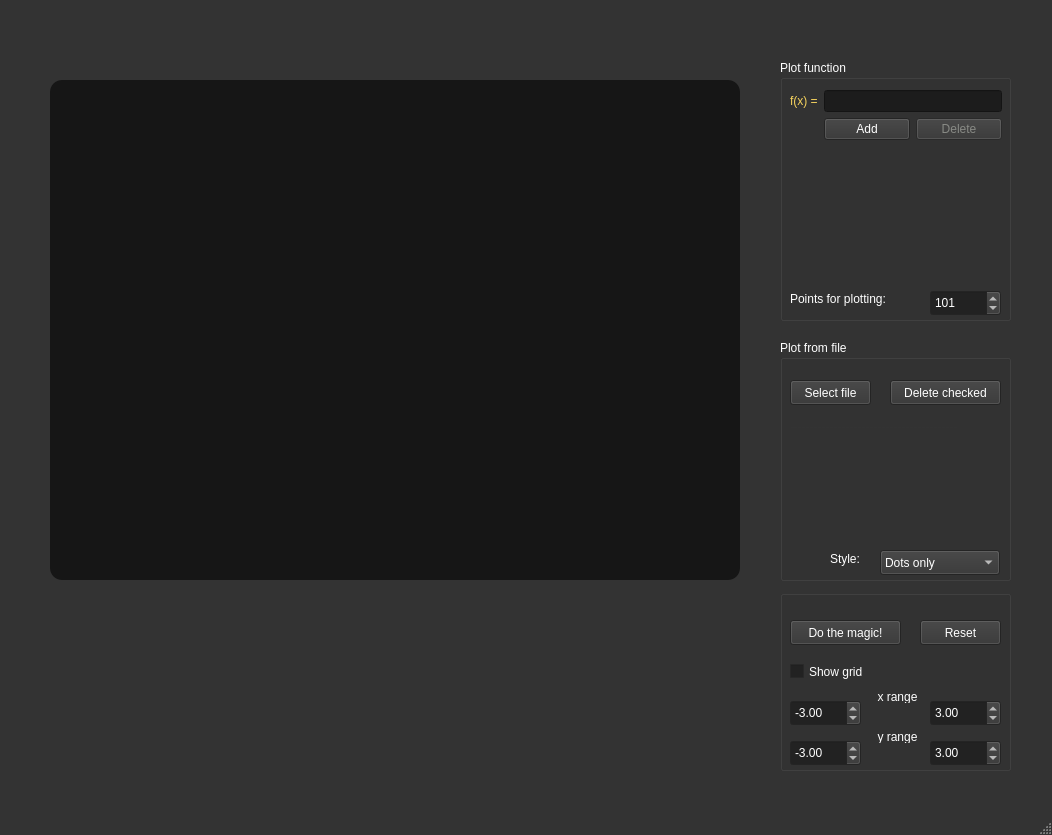
Qt form Shape_app/mainwindow.ui (pvujasic/Harry_Plotter) before a commit.
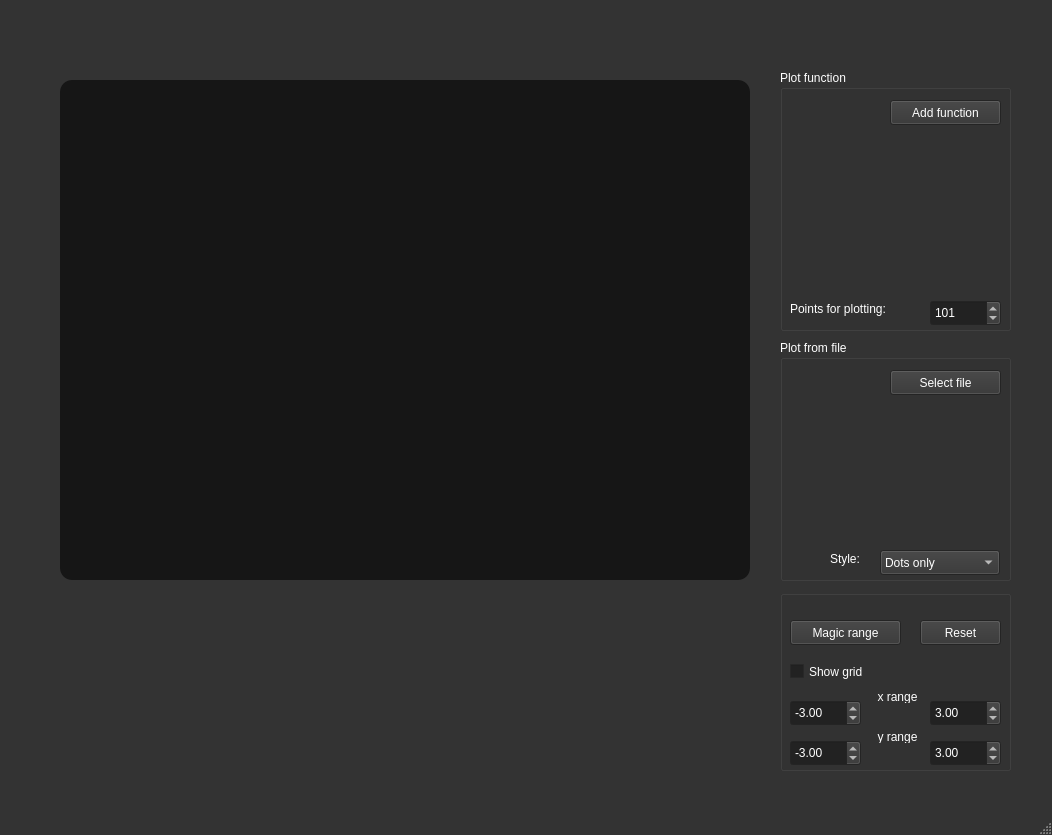
The same form after that commit. Icons and pictures are not drawn.

The edit to the form file:
```diff
--- a/Shape_app/mainwindow.ui
+++ b/Shape_app/mainwindow.ui
@@ -459,7 +459,7 @@
    <widget class="QGraphicsView" name="graphicsView">
     <property name="geometry">
      <rect>
-      <x>50</x>
+      <x>60</x>
       <y>80</y>
       <width>690</width>
       <height>500</height>
@@ -490,7 +490,7 @@
     <property name="geometry">
      <rect>
       <x>780</x>
-      <y>60</y>
+      <y>70</y>
       <width>231</width>
       <height>261</height>
      </rect>
@@ -530,294 +530,52 @@
       <string>Points for plotting:</string>
      </property>
     </widget>
-    <widget class="QWidget" name="formLayoutWidget_2">
+    <widget class="QPushButton" name="addFunction">
      <property name="geometry">
       <rect>
-       <x>10</x>
+       <x>110</x>
        <y>30</y>
-       <width>212</width>
-       <height>201</height>
+       <width>111</width>
+       <height>25</height>
       </rect>
      </property>
-     <layout class="QFormLayout" name="formLayout">
-      <item row="0" column="1">
-       <widget class="QLineEdit" name="functionEdit1">
-        <property name="styleSheet">
-         <string notr="true">color: #f5d25d;
-background-color: #1C1C1C;
-</string>
+     <property name="styleSheet">
+      <string notr="true"/>
+     </property>
+     <property name="text">
+      <string>Add function</string>
+     </property>
+    </widget>
+    <widget class="QWidget" name="verticalWidget_5" native="true">
+     <property name="geometry">
+      <rect>
+       <x>0</x>
+       <y>60</y>
+       <width>231</width>
+       <height>171</height>
+      </rect>
+     </property>
+     <layout class="QVBoxLayout" name="verticalLayout">
+      <item>
+       <layout class="QVBoxLayout" name="functionLayout">
+        <property name="sizeConstraint">
+         <enum>QLayout::SetDefaultConstraint</enum>
         </property>
-        <property name="text">
-         <string/>
-        </property>
-        <property name="readOnly">
-         <bool>false</bool>
-        </property>
-       </widget>
-      </item>
-      <item row="0" column="0">
-       <widget class="QLabel" name="label_6">
-        <property name="palette">
-         <palette>
-          <active>
-           <colorrole role="WindowText">
-            <brush brushstyle="SolidPattern">
-             <color alpha="255">
-              <red>245</red>
-              <green>210</green>
-              <blue>93</blue>
-             </color>
-            </brush>
-           </colorrole>
-           <colorrole role="Button">
-            <brush brushstyle="SolidPattern">
-             <color alpha="255">
-              <red>117</red>
-              <green>117</green>
-              <blue>117</blue>
-             </color>
-            </brush>
-           </colorrole>
-           <colorrole role="Text">
-            <brush brushstyle="SolidPattern">
-             <color alpha="255">
-              <red>245</red>
-              <green>210</green>
-              <blue>93</blue>
-             </color>
-            </brush>
-           </colorrole>
-           <colorrole role="ButtonText">
-            <brush brushstyle="SolidPattern">
-             <color alpha="255">
-              <red>245</red>
-              <green>210</green>
-              <blue>93</blue>
-             </color>
-            </brush>
-           </colorrole>
-           <colorrole role="Base">
-            <brush brushstyle="SolidPattern">
-             <color alpha="255">
-              <red>117</red>
-              <green>117</green>
-              <blue>117</blue>
-             </color>
-            </brush>
-           </colorrole>
-           <colorrole role="Window">
-            <brush brushstyle="SolidPattern">
-             <color alpha="255">
-              <red>117</red>
-              <green>117</green>
-              <blue>117</blue>
-             </color>
-            </brush>
-           </colorrole>
-           <colorrole role="LinkVisited">
-            <brush brushstyle="SolidPattern">
-             <color alpha="255">
-              <red>78</red>
-              <green>154</green>
-              <blue>6</blue>
-             </color>
-            </brush>
-           </colorrole>
-           <colorrole role="PlaceholderText">
-            <brush brushstyle="SolidPattern">
-             <color alpha="128">
-              <red>0</red>
-              <green>0</green>
-              <blue>0</blue>
-             </color>
-            </brush>
-           </colorrole>
-          </active>
-          <inactive>
-           <colorrole role="WindowText">
-            <brush brushstyle="SolidPattern">
-             <color alpha="255">
-              <red>245</red>
-              <green>210</green>
-              <blue>93</blue>
-             </color>
-            </brush>
-           </colorrole>
-           <colorrole role="Button">
-            <brush brushstyle="SolidPattern">
-             <color alpha="255">
-              <red>117</red>
-              <green>117</green>
-              <blue>117</blue>
-             </color>
-            </brush>
-           </colorrole>
-           <colorrole role="Text">
-            <brush brushstyle="SolidPattern">
-             <color alpha="255">
-              <red>245</red>
-              <green>210</green>
-              <blue>93</blue>
-             </color>
-            </brush>
-           </colorrole>
-           <colorrole role="ButtonText">
-            <brush brushstyle="SolidPattern">
-             <color alpha="255">
-              <red>245</red>
-              <green>210</green>
-              <blue>93</blue>
-             </color>
-            </brush>
-           </colorrole>
-           <colorrole role="Base">
-            <brush brushstyle="SolidPattern">
-             <color alpha="255">
-              <red>117</red>
-              <green>117</green>
-              <blue>117</blue>
-             </color>
-            </brush>
-           </colorrole>
-           <colorrole role="Window">
-            <brush brushstyle="SolidPattern">
-             <color alpha="255">
-              <red>117</red>
-              <green>117</green>
-              <blue>117</blue>
-             </color>
-            </brush>
-           </colorrole>
-           <colorrole role="LinkVisited">
-            <brush brushstyle="SolidPattern">
-             <color alpha="255">
-              <red>78</red>
-              <green>154</green>
-              <blue>6</blue>
-             </color>
-            </brush>
-           </colorrole>
-           <colorrole role="PlaceholderText">
-            <brush brushstyle="SolidPattern">
-             <color alpha="128">
-              <red>0</red>
-              <green>0</green>
-              <blue>0</blue>
-             </color>
-            </brush>
-           </colorrole>
-          </inactive>
-          <disabled>
-           <colorrole role="WindowText">
-            <brush brushstyle="SolidPattern">
-             <color alpha="255">
-              <red>245</red>
-              <green>210</green>
-              <blue>93</blue>
-             </color>
-            </brush>
-           </colorrole>
-           <colorrole role="Button">
-            <brush brushstyle="SolidPattern">
-             <color alpha="255">
-              <red>117</red>
-              <green>117</green>
-              <blue>117</blue>
-             </color>
-            </brush>
-           </colorrole>
-           <colorrole role="Text">
-            <brush brushstyle="SolidPattern">
-             <color alpha="255">
-              <red>245</red>
-              <green>210</green>
-              <blue>93</blue>
-             </color>
-            </brush>
-           </colorrole>
-           <colorrole role="ButtonText">
-            <brush brushstyle="SolidPattern">
-             <color alpha="255">
-              <red>245</red>
-              <green>210</green>
-              <blue>93</blue>
-             </color>
-            </brush>
-           </colorrole>
-           <colorrole role="Base">
-            <brush brushstyle="SolidPattern">
-             <color alpha="255">
-              <red>117</red>
-              <green>117</green>
-              <blue>117</blue>
-             </color>
-            </brush>
-           </colorrole>
-           <colorrole role="Window">
-            <brush brushstyle="SolidPattern">
-             <color alpha="255">
-              <red>117</red>
-              <green>117</green>
-              <blue>117</blue>
-             </color>
-            </brush>
-           </colorrole>
-           <colorrole role="LinkVisited">
-            <brush brushstyle="SolidPattern">
-             <color alpha="255">
-              <red>78</red>
-              <green>154</green>
-              <blue>6</blue>
-             </color>
-            </brush>
-           </colorrole>
-           <colorrole role="PlaceholderText">
-            <brush brushstyle="SolidPattern">
-             <color alpha="128">
-              <red>0</red>
-              <green>0</green>
-              <blue>0</blue>
-             </color>
-            </brush>
-           </colorrole>
-          </disabled>
-         </palette>
-        </property>
-        <property name="styleSheet">
-         <string notr="true">color: #f5d25d;</string>
-        </property>
-        <property name="text">
-         <string>f(x) =</string>
-        </property>
-       </widget>
-      </item>
-      <item row="1" column="1">
-       <layout class="QHBoxLayout" name="horizontalLayout_3">
-        <item>
-         <widget class="QPushButton" name="add_function">
-          <property name="styleSheet">
-           <string notr="true"/>
-          </property>
-          <property name="text">
-           <string>Add</string>
-          </property>
-         </widget>
-        </item>
-        <item>
-         <widget class="QPushButton" name="delete_function">
-          <property name="enabled">
-           <bool>false</bool>
-          </property>
-          <property name="styleSheet">
-           <string notr="true"/>
-          </property>
-          <property name="text">
-           <string>Delete</string>
-          </property>
-         </widget>
-        </item>
        </layout>
       </item>
+      <item>
+       <spacer name="verticalSpacer">
+        <property name="orientation">
+         <enum>Qt::Vertical</enum>
+        </property>
+        <property name="sizeHint" stdset="0">
+         <size>
+          <width>99</width>
+          <height>18</height>
+         </size>
+        </property>
+       </spacer>
+      </item>
      </layout>
     </widget>
    </widget>
@@ -1112,7 +870,7 @@
       <string notr="true"/>
      </property>
      <property name="text">
-      <string>Do the magic!</string>
+      <string>Magic range</string>
      </property>
     </widget>
    </widget>
@@ -1178,9 +936,9 @@
     <widget class="QPushButton" name="selectFile">
      <property name="geometry">
       <rect>
-       <x>10</x>
-       <y>40</y>
-       <width>81</width>
+       <x>110</x>
+       <y>30</y>
+       <width>111</width>
        <height>25</height>
       </rect>
      </property>
@@ -1191,47 +949,31 @@
       <string>Select file</string>
      </property>
     </widget>
-    <widget class="QPushButton" name="deleteFiles">
+    <widget class="QWidget" name="verticalWidget" native="true">
      <property name="geometry">
       <rect>
-       <x>110</x>
-       <y>40</y>
-       <width>111</width>
-       <height>25</height>
+       <x>0</x>
+       <y>60</y>
+       <width>231</width>
+       <height>151</height>
       </rect>
      </property>
-     <property name="styleSheet">
-      <string notr="true"/>
-     </property>
-     <property name="text">
-      <string>Delete checked</string>
-     </property>
-    </widget>
-    <widget class="QWidget" name="formLayoutWidget_3">
-     <property name="geometry">
-      <rect>
-       <x>10</x>
-       <y>80</y>
-       <width>211</width>
-       <height>134</height>
-      </rect>
-     </property>
-     <layout class="QFormLayout" name="formLayout_2">
-      <item row="0" column="0">
-       <widget class="QLabel" name="label_13">
-        <property name="sizePolicy">
-         <sizepolicy hsizetype="Preferred" vsizetype="Preferred">
-          <horstretch>0</horstretch>
-          <verstretch>0</verstretch>
-         </sizepolicy>
+     <layout class="QVBoxLayout" name="verticalLayout_3">
+      <item>
+       <layout class="QVBoxLayout" name="fileLayout"/>
+      </item>
+      <item>
+       <spacer name="verticalSpacer_2">
+        <property name="orientation">
+         <enum>Qt::Vertical</enum>
         </property>
-        <property name="styleSheet">
-         <string notr="true">color: #333333</string>
+        <property name="sizeHint" stdset="0">
+         <size>
+          <width>20</width>
+          <height>40</height>
+         </size>
         </property>
-        <property name="text">
-         <string>------------------------------------------</string>
-        </property>
-       </widget>
+       </spacer>
       </item>
      </layout>
     </widget>
```
Left out of the diff: 32 changed lines with no effect on the pictures.
